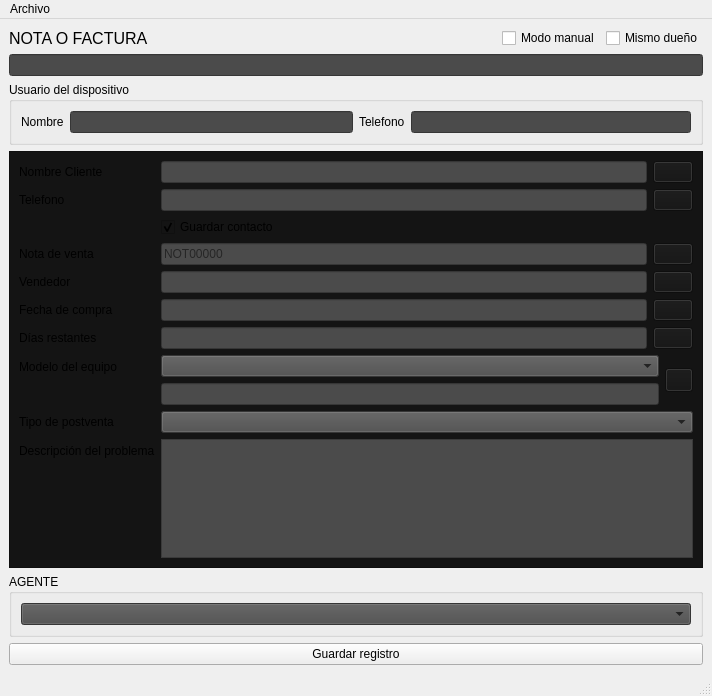
gabod22/Pixel-after-sell-reporter, file ui/aftersalesui.ui: the form before one commit.
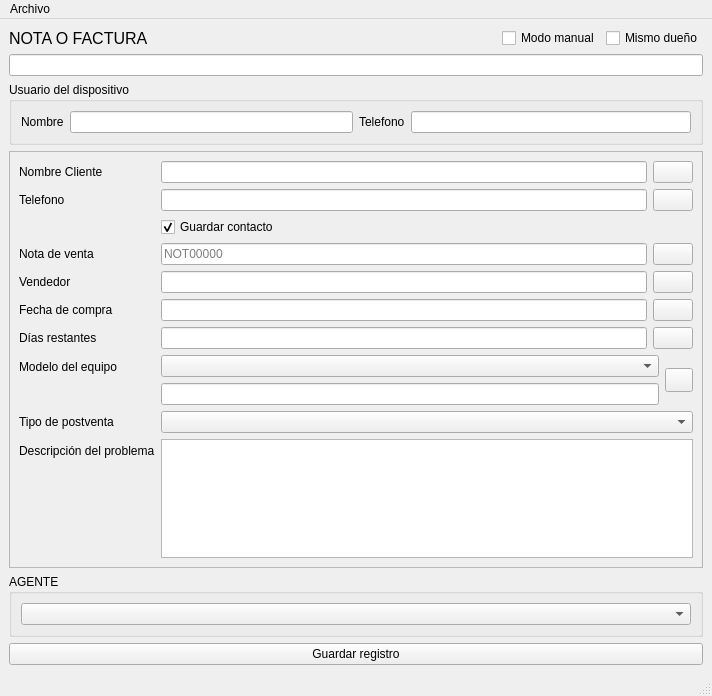
The form after the commit. Icons and pictures are not drawn.

What changed in the file:
```diff
--- a/ui/aftersalesui.ui
+++ b/ui/aftersalesui.ui
@@ -63,7 +63,7 @@
       <item>
        <widget class="QLineEdit" name="TxtSearch">
         <property name="styleSheet">
-         <string notr="true">background: rgb(75, 75, 75)</string>
+         <string notr="true"/>
         </property>
        </widget>
       </item>
@@ -87,7 +87,7 @@
          <item>
           <widget class="QLineEdit" name="TxtUserName">
            <property name="styleSheet">
-            <string notr="true">background: rgb(75, 75, 75)</string>
+            <string notr="true"/>
            </property>
           </widget>
          </item>
@@ -105,7 +105,7 @@
          <item>
           <widget class="QLineEdit" name="TxtUserPhone">
            <property name="styleSheet">
-            <string notr="true">background: rgb(75, 75, 75)</string>
+            <string notr="true"/>
            </property>
           </widget>
          </item>
@@ -117,7 +117,7 @@
     <item>
      <widget class="QScrollArea" name="scrollArea">
       <property name="styleSheet">
-       <string notr="true">background :rgb(20, 20, 20)</string>
+       <string notr="true"/>
       </property>
       <property name="widgetResizable">
        <bool>true</bool>
@@ -144,7 +144,7 @@
           <item>
            <widget class="QLineEdit" name="TxtClientName">
             <property name="styleSheet">
-             <string notr="true">background: rgb(75, 75, 75)</string>
+             <string notr="true"/>
             </property>
            </widget>
           </item>
@@ -172,7 +172,7 @@
           <item>
            <widget class="QLineEdit" name="TxtClientPhone">
             <property name="styleSheet">
-             <string notr="true">background: rgb(75, 75, 75)</string>
+             <string notr="true"/>
             </property>
            </widget>
           </item>
@@ -210,7 +210,7 @@
           <item>
            <widget class="QLineEdit" name="TxtNot">
             <property name="styleSheet">
-             <string notr="true">background: rgb(75, 75, 75)</string>
+             <string notr="true"/>
             </property>
             <property name="placeholderText">
              <string>NOT00000</string>
@@ -241,7 +241,7 @@
           <item>
            <widget class="QLineEdit" name="TxtSeller">
             <property name="styleSheet">
-             <string notr="true">background: rgb(75, 75, 75)</string>
+             <string notr="true"/>
             </property>
            </widget>
           </item>
@@ -269,7 +269,7 @@
           <item>
            <widget class="QLineEdit" name="TxtBuyDate">
             <property name="styleSheet">
-             <string notr="true">background: rgb(75, 75, 75)</string>
+             <string notr="true"/>
             </property>
             <property name="placeholderText">
              <string/>
@@ -300,7 +300,7 @@
           <item>
            <widget class="QLineEdit" name="TxtLeftDays">
             <property name="styleSheet">
-             <string notr="true">background: rgb(75, 75, 75)</string>
+             <string notr="true"/>
             </property>
            </widget>
           </item>
@@ -330,14 +330,14 @@
             <item>
              <widget class="QComboBox" name="CbxModel">
               <property name="styleSheet">
-               <string notr="true">background: rgb(75, 75, 75)</string>
+               <string notr="true"/>
               </property>
              </widget>
             </item>
             <item>
              <widget class="QLineEdit" name="TxtModel">
               <property name="styleSheet">
-               <string notr="true">background: rgb(75, 75, 75)</string>
+               <string notr="true"/>
               </property>
              </widget>
             </item>
@@ -371,7 +371,7 @@
         <item row="8" column="1">
          <widget class="QComboBox" name="CbxType">
           <property name="styleSheet">
-           <string notr="true">background: rgb(75, 75, 75)</string>
+           <string notr="true"/>
           </property>
          </widget>
         </item>
@@ -385,7 +385,7 @@
         <item row="9" column="1">
          <widget class="QPlainTextEdit" name="TxtProblem">
           <property name="styleSheet">
-           <string notr="true">background: rgb(75, 75, 75)</string>
+           <string notr="true"/>
           </property>
          </widget>
         </item>
@@ -402,7 +402,7 @@
        <item>
         <widget class="QComboBox" name="CbxAgent">
          <property name="styleSheet">
-          <string notr="true">background: rgb(75, 75, 75)</string>
+          <string notr="true"/>
          </property>
         </widget>
        </item>
```
